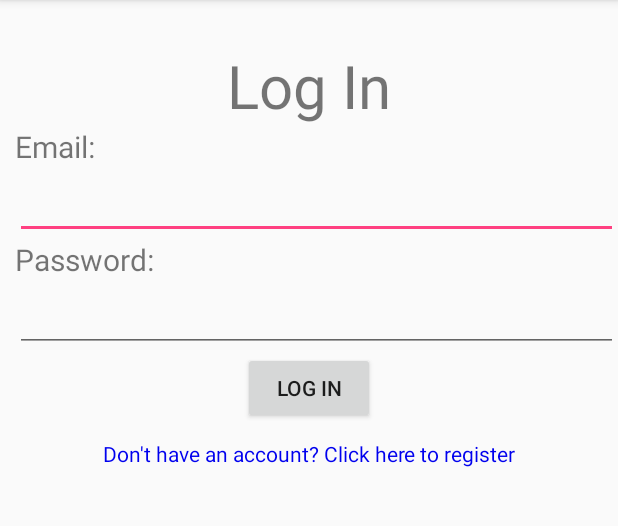
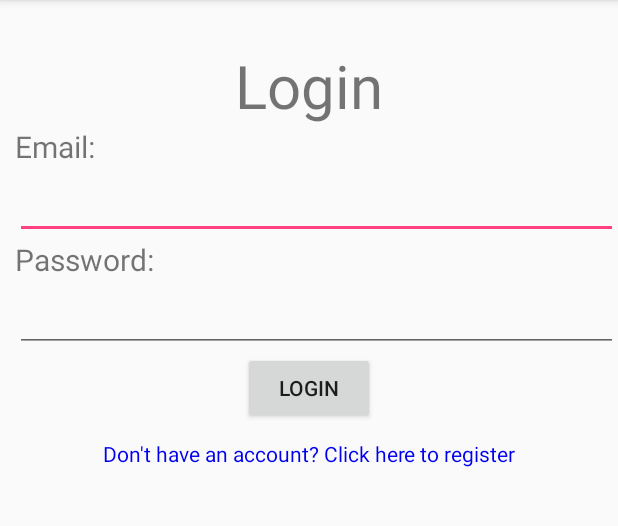
Before and after one commit to pmh192/Tourneynizer, an Android app: the screen it shows after launch (MainActivity), on a phone screen of 412 x 824 dp, the part 84-610 px from its top. Run offline under Robolectric (Android 15) with nearby library versions, the phone set to English and light mode, and no system bars.

Commit message:
Fixed login mistake by making it one word

```diff
--- a/android/app/src/main/res/layout/activity_main.xml
+++ b/android/app/src/main/res/layout/activity_main.xml
@@ -7,7 +7,7 @@
 	<TextView
 		android:layout_width="match_parent"
 		android:layout_height="wrap_content"
-		android:text="@string/log_in"
+		android:text="@string/login"
 		android:textAlignment="center"
 		android:layout_marginTop="30dp"
 		android:textSize="40sp"/>
@@ -51,7 +51,7 @@
         <Button
 			android:layout_width="wrap_content"
 			android:layout_height="wrap_content"
-			android:text="@string/log_in"
+			android:text="@string/login"
             android:layout_centerInParent="true"
 			android:id="@+id/loginButton"
 		/>
--- a/android/app/src/main/res/values/strings.xml
+++ b/android/app/src/main/res/values/strings.xml
@@ -1,6 +1,6 @@
 <resources>
     <string name="app_name">Tourneynizer</string>
-    <string name="log_in">Log In</string>
+    <string name="login">Login</string>
     <string name="emailPrompt">Email:</string>
     <string name="passwordPrompt">Password:</string>
     <string name="namePrompt">Name:</string>
```
